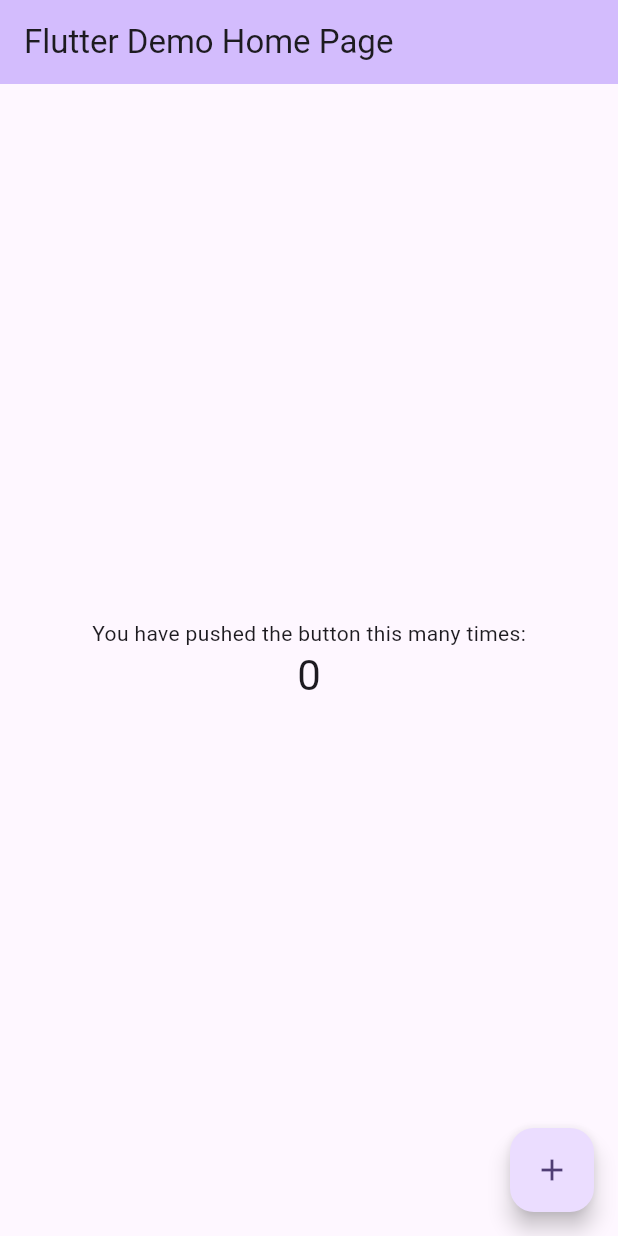
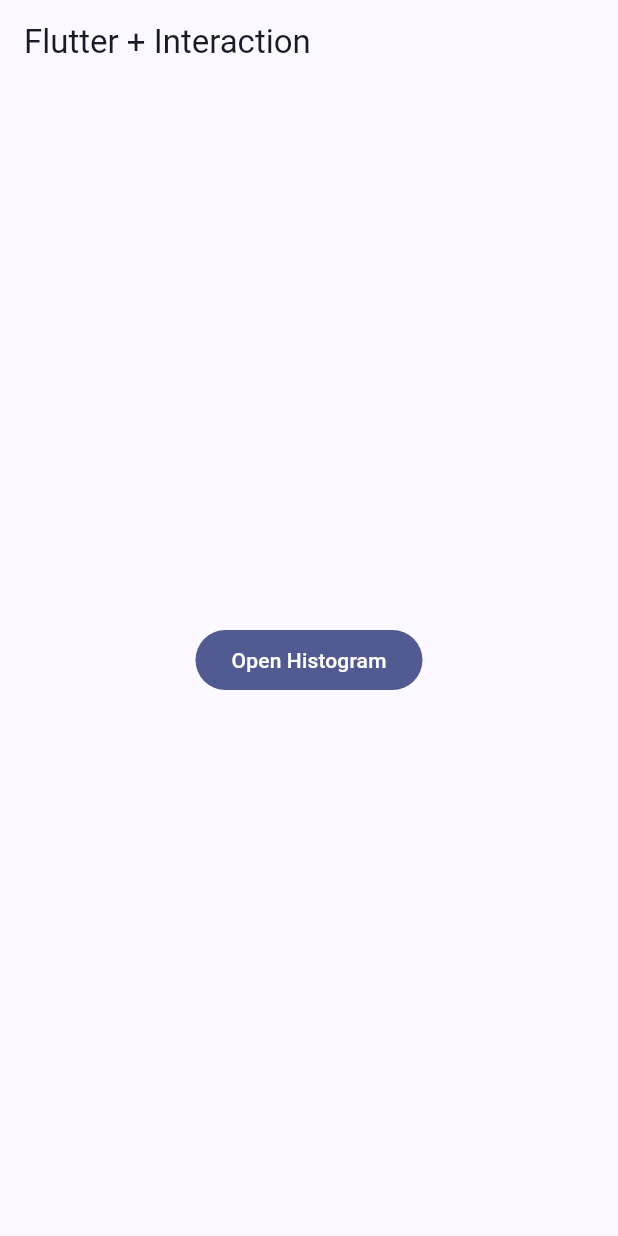
Before and after one commit to ldt1997/trying_flutter, a Flutter app: the screen it shows after launch, on a phone screen of 412 x 824 dp. Run offline on Flutter 3.47's test engine with Material 3 defaults, Android fonts, the phone set to English and light mode, and no system bars.

Commit message:
feat: add Histogram

```diff
--- a/lib/main.dart
+++ b/lib/main.dart
@@ -1,122 +1,94 @@
 import 'package:flutter/material.dart';
 
-void main() {
-  runApp(const MyApp());
-}
+void main() => runApp(const MyApp());
 
 class MyApp extends StatelessWidget {
   const MyApp({super.key});
 
-  // This widget is the root of your application.
   @override
   Widget build(BuildContext context) {
     return MaterialApp(
-      title: 'Flutter Demo',
-      theme: ThemeData(
-        // This is the theme of your application.
-        //
-        // TRY THIS: Try running your application with "flutter run". You'll see
-        // the application has a purple toolbar. Then, without quitting the app,
-        // try changing the seedColor in the colorScheme below to Colors.green
-        // and then invoke "hot reload" (save your changes or press the "hot
-        // reload" button in a Flutter-supported IDE, or press "r" if you used
-        // the command line to start the app).
-        //
-        // Notice that the counter didn't reset back to zero; the application
-        // state is not lost during the reload. To reset the state, use hot
-        // restart instead.
-        //
-        // This works for code too, not just values: Most code changes can be
-        // tested with just a hot reload.
-        colorScheme: ColorScheme.fromSeed(seedColor: Colors.deepPurple),
-      ),
-      home: const MyHomePage(title: 'Flutter Demo Home Page'),
+      title: 'Lab0 Demo',
+      theme: ThemeData(useMaterial3: true, colorSchemeSeed: Colors.indigo),
+      home: const HomeScreen(),
     );
   }
 }
 
-class MyHomePage extends StatefulWidget {
-  const MyHomePage({super.key, required this.title});
-
-  // This widget is the home page of your application. It is stateful, meaning
-  // that it has a State object (defined below) that contains fields that affect
-  // how it looks.
-
-  // This class is the configuration for the state. It holds the values (in this
-  // case the title) provided by the parent (in this case the App widget) and
-  // used by the build method of the State. Fields in a Widget subclass are
-  // always marked "final".
-
-  final String title;
-
-  @override
-  State<MyHomePage> createState() => _MyHomePageState();
-}
-
-class _MyHomePageState extends State<MyHomePage> {
-  int _counter = 0;
-
-  void _incrementCounter() {
-    setState(() {
-      // This call to setState tells the Flutter framework that something has
-      // changed in this State, which causes it to rerun the build method below
-      // so that the display can reflect the updated values. If we changed
-      // _counter without calling setState(), then the build method would not be
-      // called again, and so nothing would appear to happen.
-      _counter++;
-    });
-  }
+// Home page
+class HomeScreen extends StatelessWidget {
+  const HomeScreen({super.key});
 
   @override
   Widget build(BuildContext context) {
-    // This method is rerun every time setState is called, for instance as done
-    // by the _incrementCounter method above.
-    //
-    // The Flutter framework has been optimized to make rerunning build methods
-    // fast, so that you can just rebuild anything that needs updating rather
-    // than having to individually change instances of widgets.
     return Scaffold(
-      appBar: AppBar(
-        // TRY THIS: Try changing the color here to a specific color (to
-        // Colors.amber, perhaps?) and trigger a hot reload to see the AppBar
-        // change color while the other colors stay the same.
-        backgroundColor: Theme.of(context).colorScheme.inversePrimary,
-        // Here we take the value from the MyHomePage object that was created by
-        // the App.build method, and use it to set our appbar title.
-        title: Text(widget.title),
-      ),
+      appBar: AppBar(title: const Text('Flutter + Interaction')),
       body: Center(
-        // Center is a layout widget. It takes a single child and positions it
-        // in the middle of the parent.
-        child: Column(
-          // Column is also a layout widget. It takes a list of children and
-          // arranges them vertically. By default, it sizes itself to fit its
-          // children horizontally, and tries to be as tall as its parent.
-          //
-          // Column has various properties to control how it sizes itself and
-          // how it positions its children. Here we use mainAxisAlignment to
-          // center the children vertically; the main axis here is the vertical
-          // axis because Columns are vertical (the cross axis would be
-          // horizontal).
-          //
-          // TRY THIS: Invoke "debug painting" (choose the "Toggle Debug Paint"
-          // action in the IDE, or press "p" in the console), to see the
-          // wireframe for each widget.
-          mainAxisAlignment: MainAxisAlignment.center,
-          children: <Widget>[
-            const Text('You have pushed the button this many times:'),
-            Text(
-              '$_counter',
-              style: Theme.of(context).textTheme.headlineMedium,
-            ),
-          ],
+        child: FilledButton(
+          onPressed: () {
+            Navigator.push(
+              context,
+              MaterialPageRoute(builder: (_) => const HistogramScreen()),
+            );
+          },
+          child: const Text('Open Histogram'),
         ),
       ),
-      floatingActionButton: FloatingActionButton(
-        onPressed: _incrementCounter,
-        tooltip: 'Increment',
-        child: const Icon(Icons.add),
-      ), // This trailing comma makes auto-formatting nicer for build methods.
     );
   }
 }
+
+// Histogram page
+class HistogramScreen extends StatefulWidget {
+  const HistogramScreen({super.key});
+
+  @override
+  State<HistogramScreen> createState() => _HistogramScreenState();
+}
+
+class _HistogramScreenState extends State<HistogramScreen> {
+  final List<List<double>> datasets = const [
+    [2, 4, 1, 5, 3],
+    [4, 2, 5, 1, 3],
+  ];
+  int active = 0;
+
+  @override
+  Widget build(BuildContext context) {
+    final data = datasets[active];
+    return Scaffold(
+      appBar: AppBar(title: const Text('Histogram')),
+      body: Column(
+        children: [
+          const SizedBox(height: 20),
+          Expanded(
+            child: Row(
+              crossAxisAlignment: CrossAxisAlignment.end,
+              mainAxisAlignment: MainAxisAlignment.spaceEvenly,
+              children: [
+                for (int i = 0; i < data.length; i++)
+                  AnimatedContainer(
+                    duration: const Duration(milliseconds: 500),
+                    width: 30,
+                    height: data[i] * 40,
+                    decoration: BoxDecoration(
+                      color: Colors.indigo,
+                      borderRadius: BorderRadius.circular(6),
+                    ),
+                  ),
+              ],
+            ),
+          ),
+          const SizedBox(height: 20),
+          FilledButton(
+            onPressed: () {
+              setState(() => active = active == 0 ? 1 : 0);
+            },
+            child: Text('Switch Dataset'),
+          ),
+          const SizedBox(height: 40),
+        ],
+      ),
+    );
+  }
+}
```
